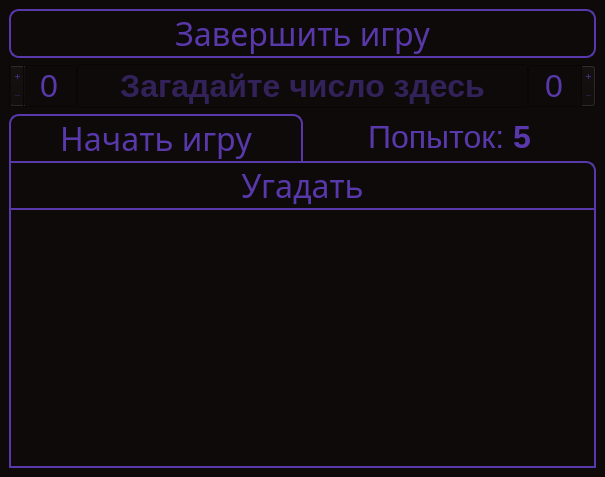
Glebadelo/numgame1, file game_screen.ui: the form before one commit.
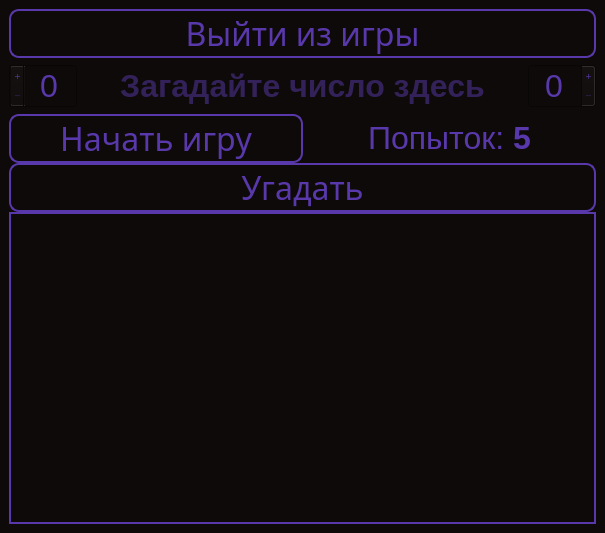
The form after the commit.

The edit to the form file:
```diff
--- a/game_screen.ui
+++ b/game_screen.ui
@@ -7,7 +7,7 @@
     <x>0</x>
     <y>0</y>
     <width>605</width>
-    <height>477</height>
+    <height>533</height>
    </rect>
   </property>
   <property name="windowTitle">
@@ -50,15 +50,26 @@
          <cursorShape>PointingHandCursor</cursorShape>
         </property>
         <property name="styleSheet">
-         <string notr="true">background-color: rgb(13, 10, 9);
+         <string notr="true">QPushButton{
+background-color: rgb(13, 10, 9);
 color: rgb(89, 56, 171);
 border-style: solid;
 border-width: 2px;
 border-radius: 10;
-border-color: rgb(89, 56, 171);</string>
+border-color: rgb(89, 56, 171);
+}
+QPushButton:hover{
+	background-color:qlineargradient(spread:pad, x1:0, y1:0, x2:1, y2:0, stop:0 rgba(13, 10, 9, 255), 	stop:1 rgba(31, 17, 25, 255));
+	border-color: rgb(130, 96, 171)
+}
+QPushButton:focus{
+	outline:none;
+	background-color:qlineargradient(spread:pad, x1:0, y1:0, x2:1, y2:0, stop:0 		rgba(13, 10, 9, 255), 	stop:1 rgba(31, 17, 25, 255));
+	border-color: rgb(130, 96, 171)
+}</string>
         </property>
         <property name="text">
-         <string>Завершить игру</string>
+         <string>Выйти из игры</string>
         </property>
        </widget>
       </item>
@@ -99,6 +110,12 @@
           <property name="layoutDirection">
            <enum>Qt::LeftToRight</enum>
           </property>
+          <property name="styleSheet">
+           <string notr="true">QLineEdit
+{
+	border:none;
+}</string>
+          </property>
           <property name="alignment">
            <set>Qt::AlignCenter</set>
           </property>
@@ -142,15 +159,23 @@
            <cursorShape>PointingHandCursor</cursorShape>
           </property>
           <property name="styleSheet">
-           <string notr="true">background-color: rgb(13, 10, 9);
+           <string notr="true">QPushButton{
+background-color: rgb(13, 10, 9);
 color: rgb(89, 56, 171);
 border-style: solid;
 border-width: 2px;
 border-radius: 10;
 border-color: rgb(89, 56, 171);
-border-bottom-left-radius: 0px;
-border-bottom-right-radius: 0px;
-border-bottom: none;</string>
+}
+QPushButton:hover{
+	background-color:qlineargradient(spread:pad, x1:0, y1:0, x2:1, y2:0, stop:0 rgba(13, 10, 9, 255), 	stop:1 rgba(31, 17, 25, 255));
+	border-color: rgb(130, 96, 171)
+}
+QPushButton:focus{
+	outline:none;
+	background-color:qlineargradient(spread:pad, x1:0, y1:0, x2:1, y2:0, stop:0 		rgba(13, 10, 9, 255), 	stop:1 rgba(31, 17, 25, 255));
+	border-color: rgb(130, 96, 171)
+}</string>
           </property>
           <property name="text">
            <string>Начать игру</string>
@@ -185,13 +210,23 @@
            <cursorShape>PointingHandCursor</cursorShape>
           </property>
           <property name="styleSheet">
-           <string notr="true">background-color: rgb(13, 10, 9);
+           <string notr="true">QPushButton{
+background-color: rgb(13, 10, 9);
 color: rgb(89, 56, 171);
 border-style: solid;
 border-width: 2px;
+border-radius: 10;
 border-color: rgb(89, 56, 171);
-border-top-right-radius: 10px;
-border-bottom: none;</string>
+}
+QPushButton:hover{
+	background-color:qlineargradient(spread:pad, x1:0, y1:0, x2:1, y2:0, stop:0 rgba(13, 10, 9, 255), 	stop:1 rgba(31, 17, 25, 255));
+	border-color: rgb(130, 96, 171)
+}
+QPushButton:focus{
+	outline:none;
+	background-color:qlineargradient(spread:pad, x1:0, y1:0, x2:1, y2:0, stop:0 		rgba(13, 10, 9, 255), 	stop:1 rgba(31, 17, 25, 255));
+	border-color: rgb(130, 96, 171)
+}</string>
           </property>
           <property name="text">
            <string>Угадать</string>
```
Left out of the diff: 5 changed lines with no effect on the pictures.
